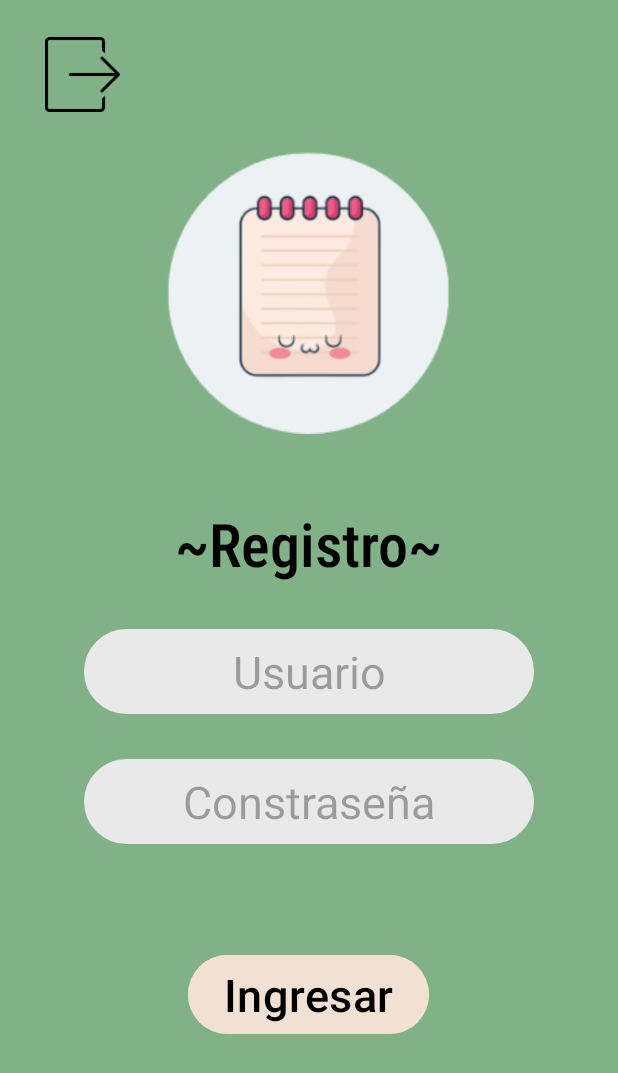
After one commit to Meresty/PF_inter, an Android app: the Registro screen opened directly, with no data from a screen before it, on a phone screen of 412 x 824 dp. The commit adds this screen. Shown: the top 1073 px of the screen. Run offline under Robolectric (Android 15) with nearby library versions, the phone set to English and light mode, and no system bars.

Commit message:
registro nuevo

```diff
--- a/app/src/main/AndroidManifest.xml
+++ b/app/src/main/AndroidManifest.xml
@@ -16,9 +16,12 @@
         android:label="@string/app_name"
         android:roundIcon="@mipmap/ic_launcher_round"
         android:supportsRtl="true"
+        android:theme="@style/Theme.PF_inter"
         android:usesCleartextTraffic="true"
-        android:theme="@style/Theme.PF_inter"
         tools:targetApi="31">
+        <activity
+            android:name=".Registro"
+            android:exported="false" />
         <activity
             android:name=".Modificar"
             android:exported="false" />
@@ -33,11 +36,10 @@
             android:exported="false" />
         <activity
             android:name=".MainActivity"
-            android:exported="false"/>
+            android:exported="false" />
         <activity
             android:name=".Inicio"
             android:exported="true">
-
             <intent-filter>
                 <action android:name="android.intent.action.MAIN" />
 
--- /dev/null
+++ b/app/src/main/java/com/example/pf_inter/Registro.java
@@ -0,0 +1,24 @@
+package com.example.pf_inter;
+
+import android.os.Bundle;
+
+import androidx.activity.EdgeToEdge;
+import androidx.appcompat.app.AppCompatActivity;
+import androidx.core.graphics.Insets;
+import androidx.core.view.ViewCompat;
+import androidx.core.view.WindowInsetsCompat;
+
+public class Registro extends AppCompatActivity {
+
+    @Override
+    protected void onCreate(Bundle savedInstanceState) {
+        super.onCreate(savedInstanceState);
+        EdgeToEdge.enable(this);
+        setContentView(R.layout.activity_registro);
+        ViewCompat.setOnApplyWindowInsetsListener(findViewById(R.id.main), (v, insets) -> {
+            Insets systemBars = insets.getInsets(WindowInsetsCompat.Type.systemBars());
+            v.setPadding(systemBars.left, systemBars.top, systemBars.right, systemBars.bottom);
+            return insets;
+        });
+    }
+}
--- /dev/null
+++ b/app/src/main/res/layout/activity_registro.xml
@@ -0,0 +1,100 @@
+<?xml version="1.0" encoding="utf-8"?>
+<LinearLayout
+    xmlns:android="http://schemas.android.com/apk/res/android"
+    xmlns:app="http://schemas.android.com/apk/res-auto"
+    xmlns:tools="http://schemas.android.com/tools"
+    android:id="@+id/main"
+    android:layout_width="match_parent"
+    android:layout_height="match_parent"
+    android:orientation="vertical"
+    tools:context=".Inicio"
+    android:background="@color/verde"
+    >
+    <LinearLayout
+        android:layout_width="match_parent"
+        android:layout_height="80dp"
+        android:orientation="horizontal">
+
+
+        <ImageView
+            android:layout_width="50dp"
+            android:layout_height="50dp"
+            android:layout_marginStart="30dp"
+            android:src="@drawable/salir"
+            android:layout_gravity="center"
+            android:layout_marginTop="10dp"
+            />
+
+    </LinearLayout>
+
+
+
+    <ImageView
+        android:layout_width="190dp"
+        android:layout_height="190dp"
+        android:src="@drawable/logo"
+        android:layout_gravity="center"
+        android:layout_marginTop="20dp"
+        />
+
+
+
+    <TextView
+        android:layout_width="wrap_content"
+        android:layout_height="wrap_content"
+        android:text="@string/registro"
+        android:textSize="40sp"
+        android:layout_marginTop="45dp"
+        android:layout_gravity="center"
+        android:textColor="@color/black"
+        android:fontFamily="sans-serif-condensed-medium"
+        />
+    <EditText
+        android:id="@+id/etUsuario"
+        android:layout_width="300dp"
+        android:layout_height="wrap_content"
+        android:hint="@string/usuario"
+        android:textSize="30sp"
+        android:background="@drawable/fondo_redondeado"
+        android:layout_gravity="center"
+        android:layout_marginTop="30dp"
+        android:textColor="@color/black"
+        android:textAlignment="center"
+        />
+
+    <EditText
+        android:id="@+id/etContraseña"
+        android:layout_width="300dp"
+        android:layout_height="wrap_content"
+        android:inputType="numberPassword"
+        android:hint="@string/constrase_a"
+        android:textSize="30sp"
+        android:background="@drawable/fondo_redondeado"
+        android:layout_gravity="center"
+        android:layout_marginTop="30dp"
+        android:textColor="@color/black"
+        android:textAlignment="center"
+        />
+
+    <Button
+        android:id="@+id/btnLogin"
+        android:layout_width="wrap_content"
+        android:layout_height="wrap_content"
+        android:text="@string/ingresar"
+        android:textSize="30sp"
+        android:textColor="@color/black"
+        android:backgroundTint="@color/beige"
+        android:layout_gravity="center"
+        android:layout_marginTop="70dp"
+        />
+    <TextView
+        android:id="@+id/tvResultado"
+        android:layout_width="match_parent"
+        android:layout_height="wrap_content"
+        android:text=""
+        android:paddingTop="16dp"
+        android:textSize="16sp" />
+
+
+
+</LinearLayout>
--- a/app/src/main/res/values/strings.xml
+++ b/app/src/main/res/values/strings.xml
@@ -29,5 +29,8 @@
     <string name="siguiente">▶</string>
     <string name="selecciona_la_nota_que_quieras_eliminar">selecciona_la_nota_que_quieras_eliminar</string>
 
+    <string name="bienvenido">BIENVENID@ :)</string>
+    <string name="registro">~Registro~</string>
+
 
 </resources>
```
Also changed, not shown: app/src/main/res/drawable/salir.png (added).
